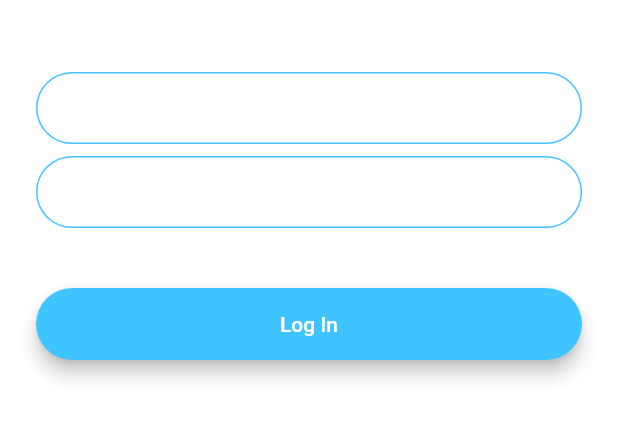
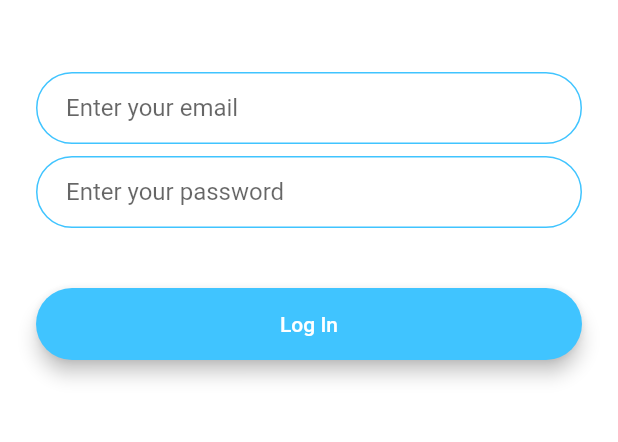
Before and after one commit to BrayanMamani/flash_chat, a Flutter app: the screen it shows after launch, after a tap on "Log In", on a phone screen of 412 x 824 dp, the part 576-1018 px from its top. Run offline on Flutter 3.47's test engine with Material 2 defaults, Android fonts, the phone set to English and light mode, and no system bars; our stand-ins replace animated_text_kit.

Commit message:
Upgrade app theme

```diff
--- a/lib/main.dart
+++ b/lib/main.dart
@@ -10,11 +10,6 @@ class FlashChat extends StatelessWidget {
   @override
   Widget build(BuildContext context) {
     return MaterialApp(
-      theme: ThemeData.dark().copyWith(
-        textTheme: TextTheme(
-          body1: TextStyle(color: Colors.black54),
-        ),
-      ),
       initialRoute: WelcomeScreen.id,
       routes: {
         WelcomeScreen.id: (context) => WelcomeScreen(),
```
